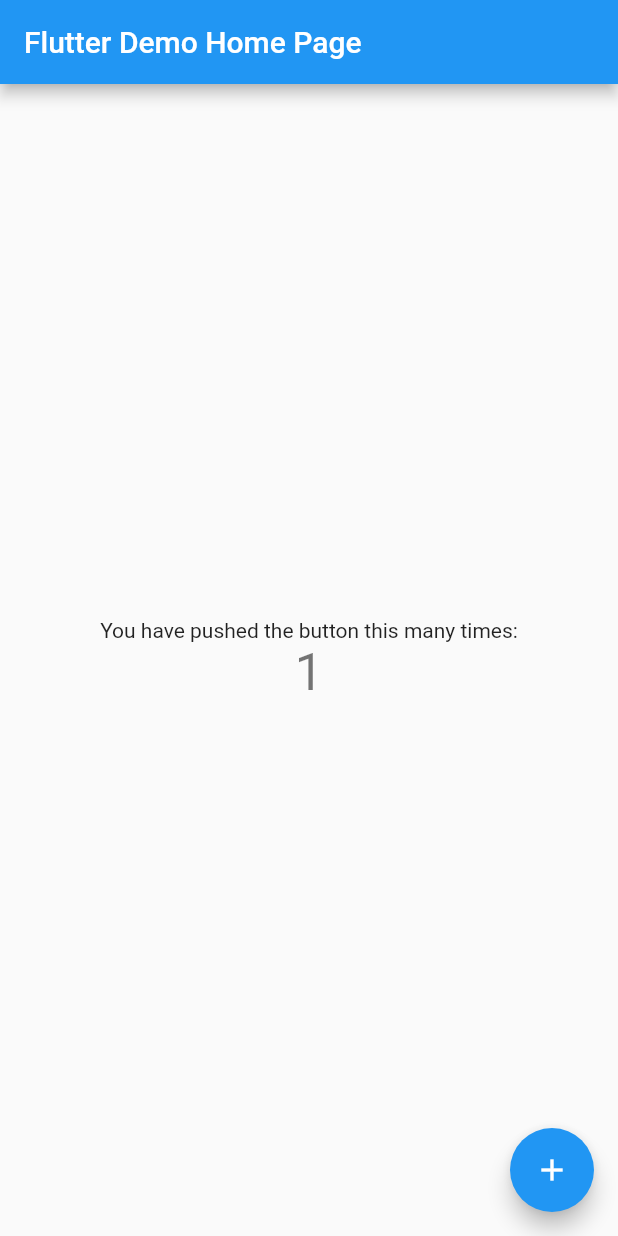
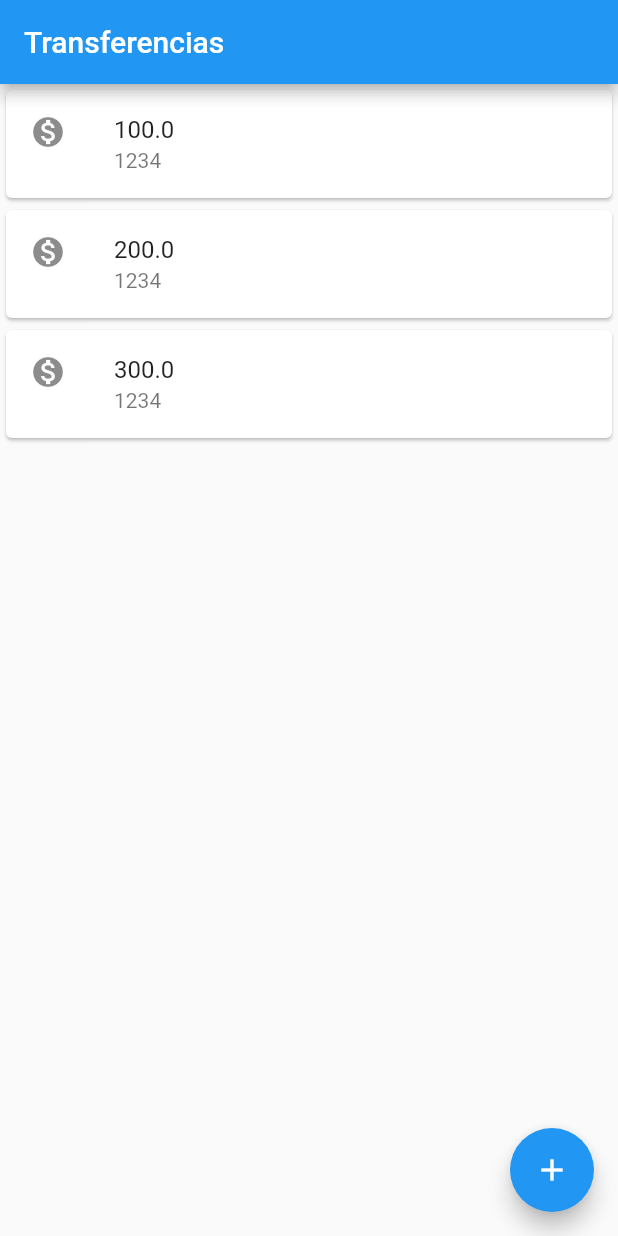
Before and after one commit to felipegarciamf/flutter-bytebank, a Flutter app: the screen it shows after launch, after a tap on the "add" icon, on a phone screen of 412 x 824 dp. Run offline on Flutter 3.47's test engine with Material 2 defaults, Android fonts, the phone set to English and light mode, and no system bars.

Commit message:
criando widget de transferencia

```diff
--- a/lib/main.dart
+++ b/lib/main.dart
@@ -1,115 +1,58 @@
 import 'package:flutter/material.dart';
 
-void main() {
-  runApp(const MyApp());
-}
+void main() => runApp(
+      MaterialApp(
+        home: Scaffold(
+          body: ListaTransferencias(),
+          appBar: AppBar(
+            title: Text('Transferencias'),
+          ),
+          floatingActionButton: FloatingActionButton(
+            onPressed: () {
+              // Add your onPressed code here!
+            },
+            child: const Icon(Icons.add),
+          ),
+        ),
+      ),
+    );
 
-class MyApp extends StatelessWidget {
-  const MyApp({Key? key}) : super(key: key);
-
-  // This widget is the root of your application.
+class ListaTransferencias extends StatelessWidget {
   @override
   Widget build(BuildContext context) {
-    return MaterialApp(
-      title: 'Flutter Demo',
-      theme: ThemeData(
-        // This is the theme of your application.
-        //
-        // Try running your application with "flutter run". You'll see the
-        // application has a blue toolbar. Then, without quitting the app, try
-        // changing the primarySwatch below to Colors.green and then invoke
-        // "hot reload" (press "r" in the console where you ran "flutter run",
-        // or simply save your changes to "hot reload" in a Flutter IDE).
-        // Notice that the counter didn't reset back to zero; the application
-        // is not restarted.
-        primarySwatch: Colors.blue,
-      ),
-      home: const MyHomePage(title: 'Flutter Demo Home Page'),
+    return Column(
+      children: [
+        ItemTransferencia(Transferencia(100, 1234)),
+        ItemTransferencia(Transferencia(200, 1234)),
+        ItemTransferencia(Transferencia(300, 1234)),
+      ],
     );
   }
 }
 
-class MyHomePage extends StatefulWidget {
-  const MyHomePage({Key? key, required this.title}) : super(key: key);
+class ItemTransferencia extends StatelessWidget {
+  final Transferencia _tranferencia;
 
-  // This widget is the home page of your application. It is stateful, meaning
-  // that it has a State object (defined below) that contains fields that affect
-  // how it looks.
-
-  // This class is the configuration for the state. It holds the values (in this
-  // case the title) provided by the parent (in this case the App widget) and
-  // used by the build method of the State. Fields in a Widget subclass are
-  // always marked "final".
-
-  final String title;
-
-  @override
-  State<MyHomePage> createState() => _MyHomePageState();
-}
-
-class _MyHomePageState extends State<MyHomePage> {
-  int _counter = 0;
-
-  void _incrementCounter() {
-    setState(() {
-      // This call to setState tells the Flutter framework that something has
-      // changed in this State, which causes it to rerun the build method below
-      // so that the display can reflect the updated values. If we changed
-      // _counter without calling setState(), then the build method would not be
-      // called again, and so nothing would appear to happen.
-      _counter++;
-    });
-  }
+  ItemTransferencia(this._tranferencia);
 
   @override
   Widget build(BuildContext context) {
-    // This method is rerun every time setState is called, for instance as done
-    // by the _incrementCounter method above.
-    //
-    // The Flutter framework has been optimized to make rerunning build methods
-    // fast, so that you can just rebuild anything that needs updating rather
-    // than having to individually change instances of widgets.
-    return Scaffold(
-      appBar: AppBar(
-        // Here we take the value from the MyHomePage object that was created by
-        // the App.build method, and use it to set our appbar title.
-        title: Text(widget.title),
+    // TODO: implement build
+    return Card(
+      child: ListTile(
+        leading: Icon(
+          Icons.monetization_on,
+        ),
+        title: Text(_tranferencia.valor.toString()),
+        subtitle: Text(_tranferencia.numeroConta.toString()),
       ),
-      body: Center(
-        // Center is a layout widget. It takes a single child and positions it
-        // in the middle of the parent.
-        child: Column(
-          // Column is also a layout widget. It takes a list of children and
-          // arranges them vertically. By default, it sizes itself to fit its
-          // children horizontally, and tries to be as tall as its parent.
-          //
-          // Invoke "debug painting" (press "p" in the console, choose the
-          // "Toggle Debug Paint" action from the Flutter Inspector in Android
-          // Studio, or the "Toggle Debug Paint" command in Visual Studio Code)
-          // to see the wireframe for each widget.
-          //
-          // Column has various properties to control how it sizes itself and
-          // how it positions its children. Here we use mainAxisAlignment to
-          // center the children vertically; the main axis here is the vertical
-          // axis because Columns are vertical (the cross axis would be
-          // horizontal).
-          mainAxisAlignment: MainAxisAlignment.center,
-          children: <Widget>[
-            const Text(
-              'You have pushed the button this many times:',
-            ),
-            Text(
-              '$_counter',
-              style: Theme.of(context).textTheme.headline4,
-            ),
-          ],
-        ),
-      ),
-      floatingActionButton: FloatingActionButton(
-        onPressed: _incrementCounter,
-        tooltip: 'Increment',
-        child: const Icon(Icons.add),
-      ), // This trailing comma makes auto-formatting nicer for build methods.
     );
   }
 }
+
+class Transferencia {
+  final double valor;
+  final int numeroConta;
+
+  Transferencia(this.valor, this.numeroConta);
+}
```
